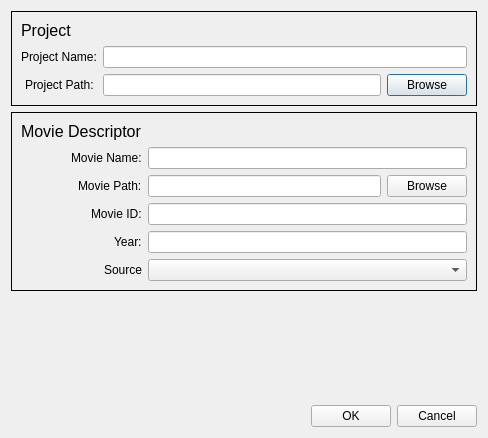
The window that qt_ui/DialogNewProject.ui (FilmColors/VIAN) describes before a commit, drawn with Qt 5.
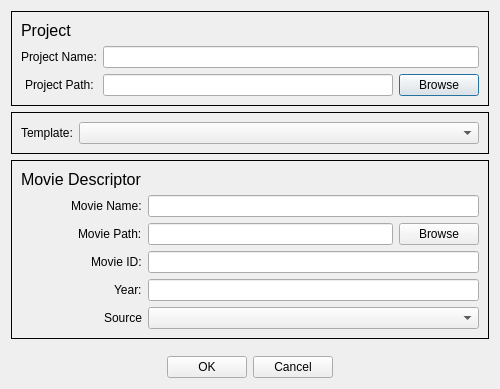
The same window after the commit.

Patch:
```diff
--- a/qt_ui/DialogNewProject.ui
+++ b/qt_ui/DialogNewProject.ui
@@ -6,8 +6,8 @@
    <rect>
     <x>0</x>
     <y>0</y>
-    <width>488</width>
-    <height>438</height>
+    <width>500</width>
+    <height>389</height>
    </rect>
   </property>
   <property name="windowTitle">
@@ -70,6 +70,35 @@
      <zorder></zorder>
     </widget>
    </item>
+   <item>
+    <widget class="QFrame" name="frame_3">
+     <property name="frameShape">
+      <enum>QFrame::Panel</enum>
+     </property>
+     <property name="frameShadow">
+      <enum>QFrame::Plain</enum>
+     </property>
+     <layout class="QVBoxLayout" name="verticalLayout_2">
+      <item>
+       <layout class="QFormLayout" name="formLayout_3">
+        <property name="labelAlignment">
+         <set>Qt::AlignRight|Qt::AlignTrailing|Qt::AlignVCenter</set>
+        </property>
+        <item row="0" column="0">
+         <widget class="QLabel" name="templateLabel">
+          <property name="text">
+           <string>Template:</string>
+          </property>
+         </widget>
+        </item>
+        <item row="0" column="1">
+         <widget class="QComboBox" name="comboBox_Template"/>
+        </item>
+       </layout>
+      </item>
+     </layout>
+    </widget>
+   </item>
    <item>
     <widget class="QFrame" name="frame">
      <property name="frameShape">
@@ -118,14 +147,14 @@
         <item row="4" column="1">
          <widget class="QLineEdit" name="lineEdit_Year"/>
         </item>
-        <item row="5" column="0">
+        <item row="6" column="0">
          <widget class="QLabel" name="label_4">
           <property name="text">
            <string>Source</string>
           </property>
          </widget>
         </item>
-        <item row="5" column="1">
+        <item row="6" column="1">
          <widget class="QComboBox" name="comboBox_Source"/>
         </item>
         <item row="2" column="1">
@@ -196,6 +225,19 @@
        </property>
       </widget>
      </item>
+     <item>
+      <spacer name="horizontalSpacer_2">
+       <property name="orientation">
+        <enum>Qt::Horizontal</enum>
+       </property>
+       <property name="sizeHint" stdset="0">
+        <size>
+         <width>40</width>
+         <height>20</height>
+        </size>
+       </property>
+      </spacer>
+     </item>
     </layout>
    </item>
   </layout>
```
Left out of the diff: 1 changed line with no effect on the pictures.
